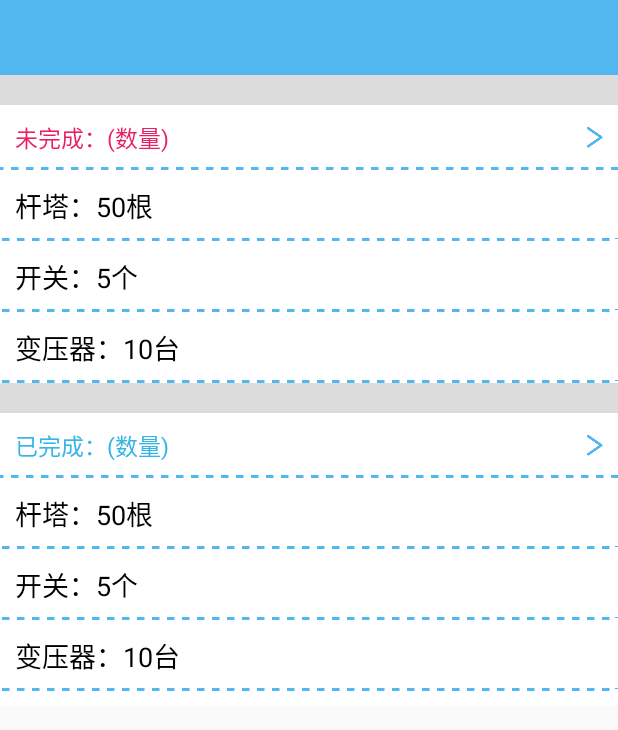
After one commit to Qdddd/xunjian, an Android app: the layout activity_mcontent.xml on its own in the app's theme, with its tools: preview values and no code run, on a phone screen of 412 x 824 dp. The commit adds this screen. Shown: the top 730 px of the screen. Run offline under Robolectric (Android 15) with nearby library versions, the phone set to English and light mode, and no system bars; network calls fail.

Commit message:
1.0.1ljc

```diff
--- a/app/src/main/java/com/yunwei/xunjian/activity/LoginActivity.java
+++ b/app/src/main/java/com/yunwei/xunjian/activity/LoginActivity.java
@@ -75,7 +75,6 @@ public class LoginActivity extends BaseActivity {
         StatusBarUtil.setStatusBarMode(this, true, R.color.white);
 
         pref = PreferenceManager.getDefaultSharedPreferences(this);
-
         editText_username = (EditText) findViewById(R.id.username);
         editText_password = (EditText) findViewById(R.id.password);
         editText_password.addTextChangedListener(new TextWatcher() {
--- /dev/null
+++ b/app/src/main/res/layout/activity_mcontent.xml
@@ -0,0 +1,243 @@
+<?xml version="1.0" encoding="utf-8"?>
+<android.support.constraint.ConstraintLayout xmlns:android="http://schemas.android.com/apk/res/android"
+    xmlns:app="http://schemas.android.com/apk/res-auto"
+    xmlns:tools="http://schemas.android.com/tools"
+    android:layout_width="match_parent"
+    android:layout_height="match_parent"
+    tools:context=".activity.MContentActivity">
+
+    <include layout="@layout/actionbar" android:id="@+id/mctitle"></include>
+    <LinearLayout
+        android:layout_width="match_parent"
+        android:layout_height="wrap_content"
+        android:orientation="vertical"
+        android:id="@+id/top"
+       app:layout_constraintTop_toBottomOf="@+id/mctitle"
+        >
+    <View
+        android:layout_width="match_parent"
+        android:layout_height="20dp"
+        android:background="@color/darkGray"/>
+    </LinearLayout>
+    <LinearLayout
+        android:layout_width="match_parent"
+        android:layout_height="wrap_content"
+        android:orientation="vertical"
+        android:paddingBottom="10dp"
+        android:background="@color/white"
+        app:layout_constraintTop_toBottomOf="@+id/top">
+
+        <LinearLayout
+            android:layout_width="match_parent"
+            android:layout_height="wrap_content"
+            android:background="@drawable/dsah_line_bottom"
+            android:padding="10dp"
+            android:gravity="center_vertical">
+
+            <TextView
+                android:id="@+id/unfinished"
+                android:layout_width="match_parent"
+                android:layout_height="wrap_content"
+                android:text="未完成：(数量)"
+                android:textColor="@color/red"
+                android:textSize="15sp"
+                android:drawableEnd="@mipmap/right"/>
+
+            <!--<ImageView
+                android:layout_width="wrap_content"
+                android:layout_height="wrap_content"
+                android:src="@mipmap/right"
+                />-->
+        </LinearLayout>
+
+        <LinearLayout
+            android:layout_width="match_parent"
+            android:layout_height="wrap_content"
+            android:background="@drawable/dsah_line_bottom"
+            android:padding="10dp">
+
+            <TextView
+                android:layout_width="wrap_content"
+                android:layout_height="wrap_content"
+                android:text="杆塔："
+                android:textSize="18sp"
+                android:textColor="@color/black"/>
+
+            <TextView
+                android:id="@+id/tower"
+                android:layout_width="wrap_content"
+                android:layout_height="wrap_content"
+                android:text="50"
+                android:textSize="18sp"
+                android:textColor="@color/black"/>
+            <TextView
+                android:layout_width="wrap_content"
+                android:layout_height="wrap_content"
+                android:text="根"
+                android:textSize="18sp"
+                android:textColor="@color/black"/>
+        </LinearLayout>
+
+        <LinearLayout
+            android:layout_width="match_parent"
+            android:layout_height="wrap_content"
+            android:background="@drawable/dsah_line_bottom"
+            android:padding="10dp">
+            <TextView
+                android:layout_width="wrap_content"
+                android:layout_height="wrap_content"
+                android:text="开关："
+                android:textSize="18sp"
+                android:textColor="@color/black"/>
+
+            <TextView
+                android:id="@+id/Switch"
+                android:layout_width="wrap_content"
+                android:layout_height="wrap_content"
+                android:text="5"
+                android:textSize="18sp"
+                android:textColor="@color/black"/>
+            <TextView
+                android:layout_width="wrap_content"
+                android:layout_height="wrap_content"
+                android:text="个"
+                android:textSize="18sp"
+                android:textColor="@color/black"/>
+        </LinearLayout>
+
+        <LinearLayout
+            android:id="@+id/trans"
+            android:layout_width="match_parent"
+            android:layout_height="wrap_content"
+            android:background="@drawable/dsah_line_bottom"
+            android:padding="10dp">
+            <TextView
+                android:layout_width="wrap_content"
+                android:layout_height="wrap_content"
+                android:text="变压器："
+                android:textSize="18sp"
+                android:textColor="@color/black"/>
+
+            <TextView
+                android:id="@+id/transformer"
+                android:layout_width="wrap_content"
+                android:layout_height="wrap_content"
+                android:text="10"
+                android:textSize="18sp"
+                android:textColor="@color/black"/>
+            <TextView
+                android:layout_width="wrap_content"
+                android:layout_height="wrap_content"
+                android:text="台"
+                android:textSize="18sp"
+                android:textColor="@color/black"/>
+        </LinearLayout>
+        <LinearLayout
+            android:id="@+id/tranbottom"
+            android:layout_width="match_parent"
+            android:layout_height="wrap_content"
+            android:orientation="vertical"
+            app:layout_constraintTop_toBottomOf="@+id/trans"
+            >
+            <View
+                android:layout_width="match_parent"
+                android:layout_height="20dp"
+                android:background="@color/darkGray"/>
+        </LinearLayout>
+        <LinearLayout
+            android:layout_width="match_parent"
+            android:layout_height="wrap_content"
+            android:background="@drawable/dsah_line_bottom"
+            android:padding="10dp"
+            android:gravity="center_vertical">
+
+            <TextView
+                android:id="@+id/finished"
+                android:layout_width="match_parent"
+                android:layout_height="wrap_content"
+                android:text="已完成：(数量)"
+                android:textColor="@android:color/holo_blue_light"
+                android:drawableEnd="@mipmap/right"
+                android:textSize="15sp"/>
+
+        </LinearLayout>
+        <LinearLayout
+            android:layout_width="match_parent"
+            android:layout_height="wrap_content"
+            android:background="@drawable/dsah_line_bottom"
+            android:padding="10dp">
+
+            <TextView
+                android:layout_width="wrap_content"
+                android:layout_height="wrap_content"
+                android:text="杆塔："
+                android:textSize="18sp"
+                android:textColor="@color/black"/>
+
+            <TextView
+                android:id="@+id/tower2"
+                android:layout_width="wrap_content"
+                android:layout_height="wrap_content"
+                android:text="50"
+                android:textSize="18sp"
+                android:textColor="@color/black"/>
+            <TextView
+                android:layout_width="wrap_content"
+                android:layout_height="wrap_content"
+                android:text="根"
+                android:textSize="18sp"
+                android:textColor="@color/black"/>
+        </LinearLayout>
+        <LinearLayout
+            android:layout_width="match_parent"
+            android:layout_height="wrap_content"
+            android:background="@drawable/dsah_line_bottom"
+            android:padding="10dp">
+            <TextView
+                android:layout_width="wrap_content"
+                android:layout_height="wrap_content"
+                android:text="开关："
+                android:textSize="18sp"
+                android:textColor="@color/black"/>
+
+            <TextView
+                android:id="@+id/Switch2"
+                android:layout_width="wrap_content"
+                android:layout_height="wrap_content"
+                android:text="5"
+                android:textSize="18sp"
+                android:textColor="@color/black"/>
+            <TextView
+                android:layout_width="wrap_content"
+                android:layout_height="wrap_content"
+                android:text="个"
+                android:textSize="18sp"
+                android:textColor="@color/black"/>
+        </LinearLayout>
+        <LinearLayout
+            android:layout_width="match_parent"
+            android:layout_height="wrap_content"
+            android:background="@drawable/dsah_line_bottom"
+            android:padding="10dp">
+            <TextView
+                android:layout_width="wrap_content"
+                android:layout_height="wrap_content"
+                android:text="变压器："
+                android:textSize="18sp"
+                android:textColor="@color/black"/>
+            <TextView
+                android:id="@+id/transformer2"
+                android:layout_width="wrap_content"
+                android:layout_height="wrap_content"
+                android:text="10"
+                android:textSize="18sp"
+                android:textColor="@color/black"/>
+            <TextView
+                android:layout_width="wrap_content"
+                android:layout_height="wrap_content"
+                android:text="台"
+                android:textSize="18sp"
+                android:textColor="@color/black"/>
+        </LinearLayout>
+    </LinearLayout>
+</android.support.constraint.ConstraintLayout>
--- a/app/src/main/res/values/colors.xml
+++ b/app/src/main/res/values/colors.xml
@@ -14,4 +14,7 @@
     <color name="text_nodata">#a6a6a6</color>
     <color name="gray_line">#cccccc</color>
     <color name="theme_color">#52b7ef</color>
+    <color name="red">#E91E63</color>
+    <color name="qianblue">#8052b6ee</color>
+    <color name="soblue">#52b6ee</color>
 </resources>
```
Also changed, not shown: app/src/main/java/com/yunwei/xunjian/activity/MContentActivity.java (added, +36 -0 lines), app/src/main/java/com/yunwei/xunjian/activity/WorkDetailActivity.java (added, +28 -0 lines), app/src/main/res/drawable/round_corner_blue.xml (added, +20 -0 lines), app/src/main/res/drawable/round_corner_qianblue.xml (added, +20 -0 lines), app/src/main/res/layout/activity_work_detail.xml (added, +63 -0 lines), app/src/main/res/mipmap-xhdpi/soso.png (added).
